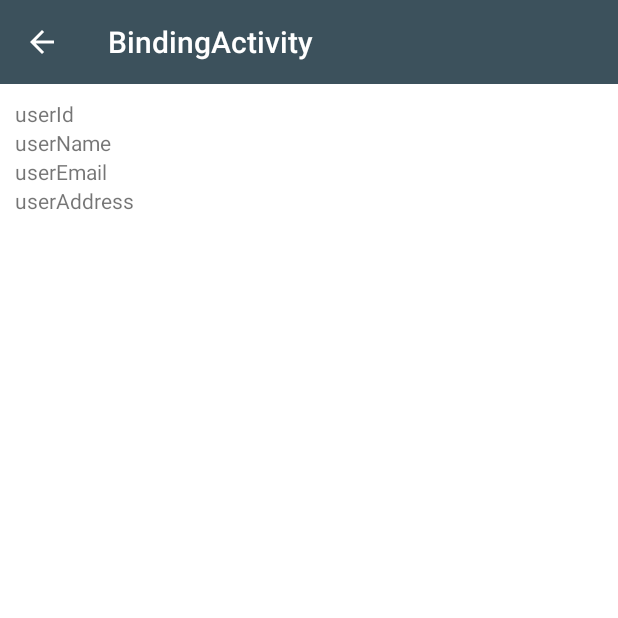
After one commit to zillachan/LibZilla, an Android app: the BindingActivity screen opened directly, with no data from a screen before it, on a phone screen of 412 x 824 dp, the top half of it. The commit adds this screen. Run offline under Robolectric (Android 15) with nearby library versions, the light colour scheme and no system bars; our stand-ins replace ButterKnife; libraries missing offline, so code that uses them is left out: com.github.snowdream.android.

Commit message:
<imp zilla>Add Binding Support

```diff
--- a/app/src/main/AndroidManifest.xml
+++ b/app/src/main/AndroidManifest.xml
@@ -36,6 +36,10 @@
         </activity>
         <activity android:name=".api.APIActivity" >
         </activity>
+        <activity
+            android:name=".binding.BindingActivity"
+            android:label="@string/title_activity_binding" >
+        </activity>
     </application>
 
 </manifest>
--- /dev/null
+++ b/app/src/main/java/com/zilla/libraryzilla/binding/BindingActivity.java
@@ -0,0 +1,59 @@
+/*
+ * Copyright (c) 2015. Zilla Chen
+ *
+ * Licensed under the Apache License, Version 2.0 (the "License");
+ * you may not use this file except in compliance with the License.
+ * You may obtain a copy of the License at
+ *
+ *      http://www.apache.org/licenses/LICENSE-2.0
+ *
+ *  Unless required by applicable law or agreed to in writing, software
+ * distributed under the License is distributed on an "AS IS" BASIS,
+ * WITHOUT WARRANTIES OR CONDITIONS OF ANY KIND, either express or implied.
+ * See the License for the specific language governing permissions and
+ * limitations under the License.
+ */
+
+package com.zilla.libraryzilla.binding;
+
+import android.os.Bundle;
+import android.widget.TextView;
+import butterknife.ButterKnife;
+import butterknife.InjectView;
+import com.zilla.android.zillacore.libzilla.ui.annotatioin.InjectBinding;
+import com.zilla.android.zillacore.libzilla.ui.annotatioin.InjectLayout;
+import com.zilla.libraryzilla.R;
+import com.zilla.libraryzilla.common.BaseActivity;
+import com.zilla.libraryzilla.db.po.User;
+
+@InjectLayout(R.layout.activity_binding)
+public class BindingActivity extends BaseActivity {
+
+    @InjectView(R.id.user_id)
+    @InjectBinding("id")
+    TextView userId;
+
+    @InjectView(R.id.user_name)
+    @InjectBinding("name")
+    TextView userName;
+
+    @InjectView(R.id.user_email)
+    @InjectBinding("email")
+    TextView userEmail;
+
+    @InjectView(R.id.user_address)
+    @InjectBinding("address")
+    TextView userAddress;
+
+    private User user;
+
+    @Override
+    protected void initViews() {
+
+    }
+
+    @Override
+    protected void initDatas() {
+
+    }
+}
--- a/app/src/main/java/com/zilla/libraryzilla/common/BaseActivity.java
+++ b/app/src/main/java/com/zilla/libraryzilla/common/BaseActivity.java
@@ -25,7 +25,7 @@ import com.zilla.android.zillacore.libzilla.Zilla;
 import com.zilla.android.zillacore.libzilla.lifecircle.LifeCircle;
 import com.zilla.android.zillacore.libzilla.lifecircle.annotation.LifeCircleInject;
 import com.zilla.android.zillacore.libzilla.lifecircle.exit.AppExitLife;
-import com.zilla.android.zillacore.libzilla.ui.annotatioin.LayoutInjectUtil;
+import com.zilla.android.zillacore.libzilla.ui.util.LayoutInjectUtil;
 import com.zilla.libraryzilla.R;
 
 import butterknife.ButterKnife;
@@ -74,6 +74,7 @@ public abstract class BaseActivity extends AppCompatActivity implements Toolbar.
     protected void onDestroy() {
         super.onDestroy();
         LifeCircle.onDestory(this);
+        ButterKnife.reset(this);
     }
 
     @Override
--- a/app/src/main/java/com/zilla/libraryzilla/common/BaseFragment.java
+++ b/app/src/main/java/com/zilla/libraryzilla/common/BaseFragment.java
@@ -27,7 +27,7 @@ import android.view.ViewGroup;
 import com.zilla.android.zillacore.libzilla.lifecircle.LifeCircle;
 import com.zilla.android.zillacore.libzilla.lifecircle.annotation.LifeCircleInject;
 import com.zilla.android.zillacore.libzilla.lifecircle.exit.AppExitLife;
-import com.zilla.android.zillacore.libzilla.ui.annotatioin.LayoutInjectUtil;
+import com.zilla.android.zillacore.libzilla.ui.util.LayoutInjectUtil;
 
 import java.io.Serializable;
 
@@ -95,6 +95,7 @@ public abstract class BaseFragment extends Fragment {
     public void onDestroy() {
         super.onDestroy();
         LifeCircle.onDestory(this);
+        ButterKnife.reset(this);
     }
 
     /**
--- /dev/null
+++ b/app/src/main/res/layout/activity_binding.xml
@@ -0,0 +1,107 @@
+<!--
+  ~ Copyright (c) 2015. Zilla Chen
+  ~
+  ~ Licensed under the Apache License, Version 2.0 (the "License");
+  ~ you may not use this file except in compliance with the License.
+  ~ You may obtain a copy of the License at
+  ~
+  ~      http://www.apache.org/licenses/LICENSE-2.0
+  ~
+  ~  Unless required by applicable law or agreed to in writing, software
+  ~ distributed under the License is distributed on an "AS IS" BASIS,
+  ~ WITHOUT WARRANTIES OR CONDITIONS OF ANY KIND, either express or implied.
+  ~ See the License for the specific language governing permissions and
+  ~ limitations under the License.
+  -->
+
+<LinearLayout xmlns:android="http://schemas.android.com/apk/res/android"
+                xmlns:tools="http://schemas.android.com/tools"
+                android:layout_width="match_parent"
+                android:layout_height="match_parent"
+              android:orientation="vertical"
+                tools:context="com.zilla.libraryzilla.binding.BindingActivity">
+    <include layout="@layout/toolbar"></include>
+    <LinearLayout
+            android:orientation="vertical"
+            android:layout_margin="10dp"
+            android:layout_width="match_parent"
+            android:layout_height="wrap_content">
+
+        <LinearLayout
+                android:orientation="horizontal"
+                android:layout_width="match_parent"
+                android:layout_height="match_parent"
+                android:layout_weight="1"
+                android:gravity="center_vertical">
+            <TextView
+                    android:layout_width="match_parent"
+                    android:layout_height="wrap_content"
+                    android:layout_weight="1"
+                    android:text="userId"/>
+
+            <TextView
+                    android:id="@+id/user_id"
+                    android:layout_weight="1"
+                    android:layout_width="match_parent"
+                    android:layout_height="wrap_content"/>
+        </LinearLayout>
+        <LinearLayout
+                android:orientation="horizontal"
+                android:layout_width="match_parent"
+                android:layout_height="match_parent"
+                android:layout_weight="1"
+                android:gravity="center_vertical">
+            <TextView
+                    android:layout_width="match_parent"
+                    android:layout_height="wrap_content"
+                    android:layout_weight="1"
+                    android:text="userName"/>
+
+            <TextView
+                    android:id="@+id/user_name"
+                    android:layout_weight="1"
+                    android:layout_width="match_parent"
+                    android:layout_height="wrap_content"/>
+        </LinearLayout>
+
+        <LinearLayout
+                android:orientation="horizontal"
+                android:layout_width="match_parent"
+                android:layout_height="match_parent"
+                android:layout_weight="1"
+                android:gravity="center_vertical">
+            <TextView
+                    android:layout_width="match_parent"
+                    android:layout_height="wrap_content"
+                    android:layout_weight="1"
+                    android:text="userEmail"/>
+
+            <TextView
+                    android:id="@+id/user_email"
+                    android:layout_weight="1"
+                    android:layout_width="match_parent"
+                    android:layout_height="wrap_content"/>
+        </LinearLayout>
+
+        <LinearLayout
+                android:orientation="horizontal"
+                android:layout_width="match_parent"
+                android:layout_height="match_parent"
+                android:layout_weight="1"
+                android:gravity="center_vertical">
+            <TextView
+                    android:layout_width="match_parent"
+                    android:layout_height="wrap_content"
+                    android:layout_weight="1"
+                    android:text="userAddress"/>
+
+            <TextView
+                    android:id="@+id/user_address"
+                    android:layout_weight="1"
+                    android:layout_width="match_parent"
+                    android:layout_height="wrap_content"/>
+        </LinearLayout>
+
+    </LinearLayout>
+
+</LinearLayout>
--- a/app/src/main/res/values/strings.xml
+++ b/app/src/main/res/values/strings.xml
@@ -4,4 +4,5 @@
     <string name="hello_world">Hello world!</string>
     <string name="action_settings">Settings</string>
     <string name="activity_listview">AdapterTest</string>
+    <string name="title_activity_binding">BindingActivity</string>
 </resources>
--- a/libzilla/src/main/java/com/zilla/android/zillacore/libzilla/ui/annotatioin/LayoutInjectUtil.java
+++ b/libzilla/src/main/java/com/zilla/android/zillacore/libzilla/ui/util/LayoutInjectUtil.java
@@ -13,9 +13,10 @@ WITHOUT WARRANTIES OR CONDITIONS OF ANY KIND, either express or implied.
 See the License for the specific language governing permissions and
 limitations under the License.
  */
-package com.zilla.android.zillacore.libzilla.ui.annotatioin;
+package com.zilla.android.zillacore.libzilla.ui.util;
 
 import com.github.snowdream.android.util.Log;
+import com.zilla.android.zillacore.libzilla.ui.annotatioin.InjectLayout;
 
 /**
  * LayoutInjectUtil
```
Also changed, not shown: app/src/main/res/menu/menu_binding.xml (added, +25 -0 lines), libzilla/src/main/java/com/zilla/android/zillacore/libzilla/ui/annotatioin/InjectBinding.java (added, +20 -0 lines), libzilla/src/main/java/com/zilla/android/zillacore/libzilla/ui/util/ZillaBinding.java (added, +157 -0 lines).
